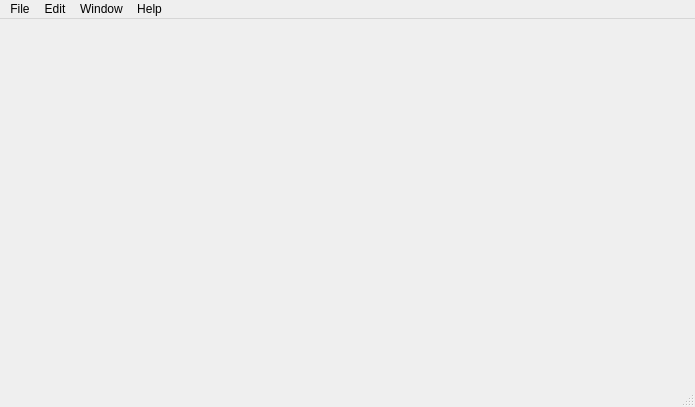
Old version of the form frontend/main/main_window.ui in the repository XmYx/ainodes-pyside.
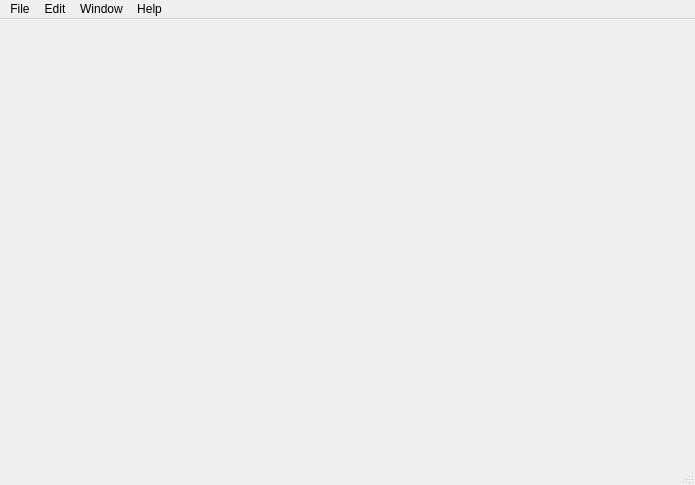
New version of the form.

Commit message:
Outpaint mode in Window menu
Default too

Patch:
```diff
--- a/frontend/main/main_window.ui
+++ b/frontend/main/main_window.ui
@@ -7,7 +7,7 @@
     <x>0</x>
     <y>0</y>
     <width>695</width>
-    <height>407</height>
+    <height>485</height>
    </rect>
   </property>
   <property name="baseSize">
```
Left out of the diff: 8 changed lines with no effect on the pictures. The commit also changes 2 other files.
